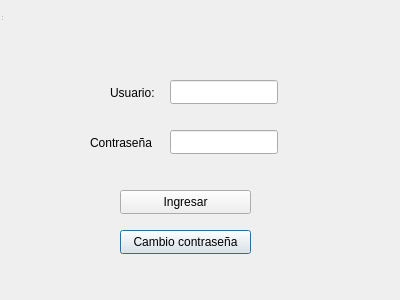
First picture: the form in Interfaz/login.ui, repository Los-Pollitos/PI-Redes-Sistemas-Operativos, before the edit.
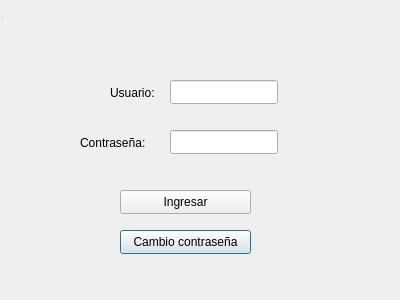
Second picture: the form after the edit.

Commit message: Cambio de .close() por .hide()

What changed in the file:
```diff
--- a/Interfaz/login.ui
+++ b/Interfaz/login.ui
@@ -49,9 +49,9 @@
   <widget class="QLabel" name="password_label">
    <property name="geometry">
     <rect>
-     <x>90</x>
+     <x>80</x>
      <y>130</y>
-     <width>63</width>
+     <width>91</width>
      <height>25</height>
     </rect>
    </property>
```
The commit also changes 1 other file.
